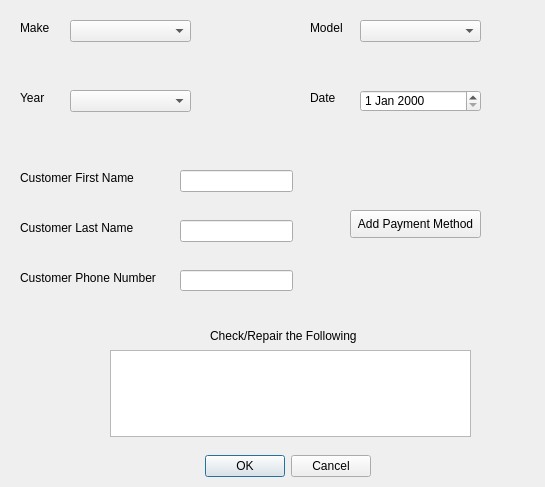
Above: NewWorkOrderDialog.ui from jordynmarlow/SoftwareEngineering before the change. Below: the same form after it.
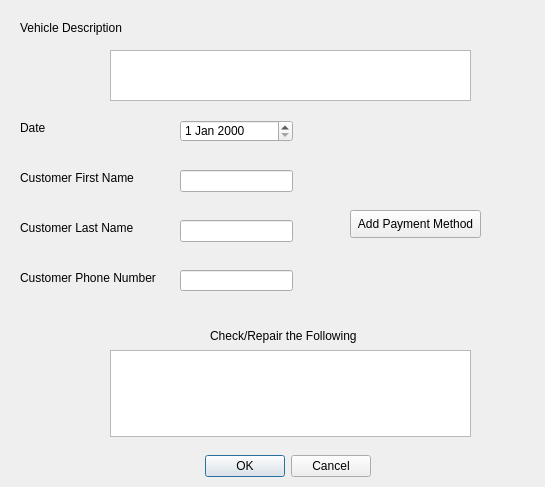
That is the form after the change.

```diff
--- a/NewWorkOrderDialog.ui
+++ b/NewWorkOrderDialog.ui
@@ -65,29 +65,6 @@
     <string>Customer First Name</string>
    </property>
   </widget>
-  <widget class="QLabel" name="label_6">
-   <property name="geometry">
-    <rect>
-     <x>20</x>
-     <y>90</y>
-     <width>55</width>
-     <height>16</height>
-    </rect>
-   </property>
-   <property name="text">
-    <string>Year</string>
-   </property>
-  </widget>
-  <widget class="QComboBox" name="comboBox_2">
-   <property name="geometry">
-    <rect>
-     <x>70</x>
-     <y>90</y>
-     <width>121</width>
-     <height>22</height>
-    </rect>
-   </property>
-  </widget>
   <widget class="QPushButton" name="pushButton">
    <property name="geometry">
     <rect>
@@ -124,19 +101,6 @@
     <string>Customer Phone Number</string>
    </property>
   </widget>
-  <widget class="QLabel" name="label_5">
-   <property name="geometry">
-    <rect>
-     <x>310</x>
-     <y>20</y>
-     <width>55</width>
-     <height>16</height>
-    </rect>
-   </property>
-   <property name="text">
-    <string>Model</string>
-   </property>
-  </widget>
   <widget class="QLineEdit" name="lineEdit">
    <property name="geometry">
     <rect>
@@ -147,21 +111,11 @@
     </rect>
    </property>
   </widget>
-  <widget class="QComboBox" name="comboBox">
-   <property name="geometry">
-    <rect>
-     <x>70</x>
-     <y>20</y>
-     <width>121</width>
-     <height>22</height>
-    </rect>
-   </property>
-  </widget>
   <widget class="QLabel" name="label_7">
    <property name="geometry">
     <rect>
-     <x>310</x>
-     <y>90</y>
+     <x>20</x>
+     <y>120</y>
      <width>55</width>
      <height>16</height>
     </rect>
@@ -198,34 +152,34 @@
     <rect>
      <x>20</x>
      <y>20</y>
-     <width>55</width>
+     <width>141</width>
      <height>16</height>
     </rect>
    </property>
    <property name="text">
-    <string>Make</string>
-   </property>
-  </widget>
-  <widget class="QComboBox" name="comboBox_4">
-   <property name="geometry">
-    <rect>
-     <x>360</x>
-     <y>20</y>
-     <width>121</width>
-     <height>22</height>
-    </rect>
+    <string>Vehicle Description</string>
    </property>
   </widget>
   <widget class="QDateEdit" name="dateEdit">
    <property name="geometry">
     <rect>
-     <x>360</x>
-     <y>90</y>
-     <width>121</width>
+     <x>180</x>
+     <y>120</y>
+     <width>113</width>
      <height>22</height>
     </rect>
    </property>
   </widget>
+  <widget class="QPlainTextEdit" name="plainTextEdit_2">
+   <property name="geometry">
+    <rect>
+     <x>110</x>
+     <y>50</y>
+     <width>361</width>
+     <height>51</height>
+    </rect>
+   </property>
+  </widget>
  </widget>
  <resources/>
  <connections>
```
